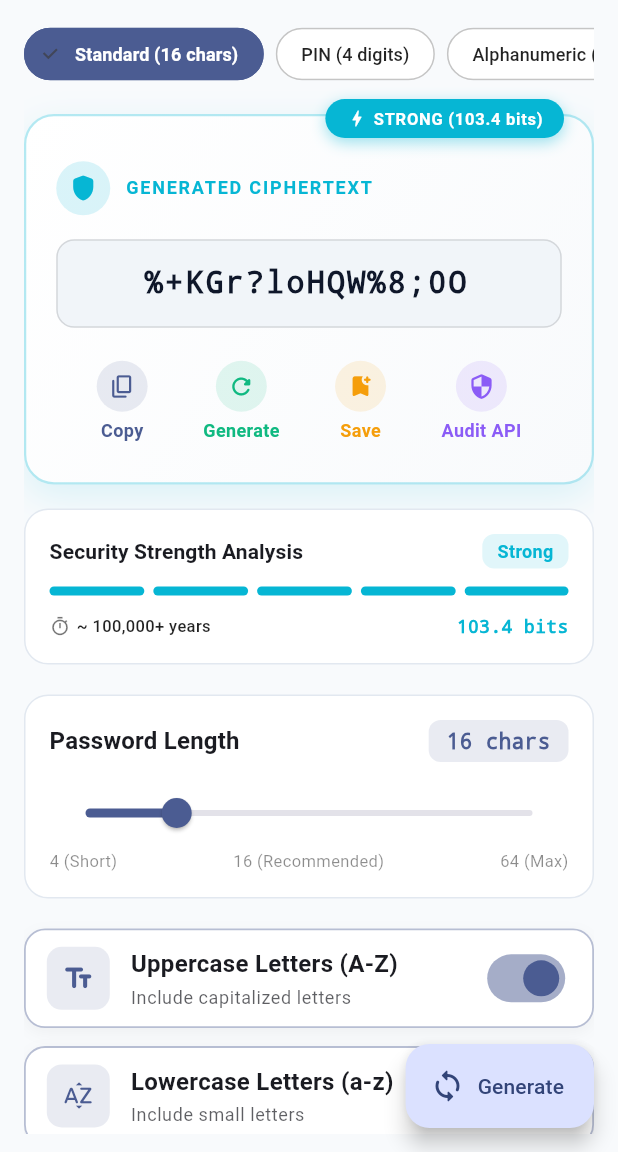
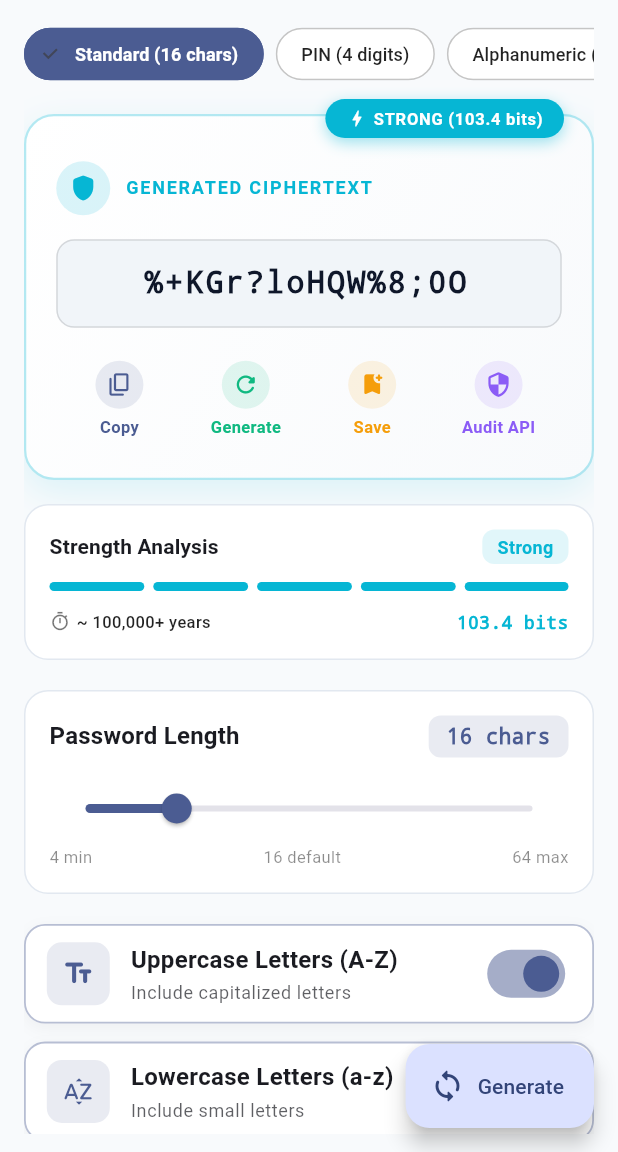
Before and after one commit to abhilash306-ai/password-generetor, a Flutter app: the screen it shows after launch, on a phone screen of 412 x 824 dp, the part 84-1236 px from its top. Run offline on Flutter 3.47's test engine with Material 3 defaults, Android fonts, the phone set to English and light mode, and no system bars.

```diff
--- a/lib/core/dart_basics.dart
+++ b/lib/core/dart_basics.dart
@@ -1,7 +1,5 @@
 /// Experiment 1: Dart Language Basics Reference & Core Models
 /// Contains foundational types, enums, and extension methods.
-
-import 'dart:math';
 
 /// Password Strength categories evaluated by entropy
 enum PasswordStrength {
--- a/lib/screens/breach_check_screen.dart
+++ b/lib/screens/breach_check_screen.dart
@@ -1,6 +1,6 @@
 import 'package:flutter/material.dart';
 import '../services/breach_api_service.dart';
-import '../utils/responsive_container.dart';
+import '../widgets/responsive_container.dart';
 import '../widgets/gradient_button.dart';
 
 /// Experiment 9: Fetch data from a REST API and display in UI
--- a/lib/screens/home_screen.dart
+++ b/lib/screens/home_screen.dart
@@ -1,6 +1,5 @@
 import 'package:flutter/material.dart';
 import 'package:provider/provider.dart';
-import '../core/dart_basics.dart';
 import '../providers/password_provider.dart';
 import '../routes/app_routes.dart';
 import '../utils/responsive_layout.dart';
@@ -87,7 +86,6 @@ class _HomeScreenState extends State<HomeScreen> with SingleTickerProviderStateM
   @override
   Widget build(BuildContext context) {
     final theme = Theme.of(context);
-    final isDesktop = ResponsiveBreakpoints.isDesktop(context);
     final passwordProvider = Provider.of<PasswordProvider>(context);
 
     return Scaffold(
@@ -381,10 +379,14 @@ class _HomeScreenState extends State<HomeScreen> with SingleTickerProviderStateM
           Row(
             mainAxisAlignment: MainAxisAlignment.spaceBetween,
             children: [
-              Text(
-                'Password Length',
-                style: theme.textTheme.titleMedium?.copyWith(fontWeight: FontWeight.bold),
+              Expanded(
+                child: Text(
+                  'Password Length',
+                  overflow: TextOverflow.ellipsis,
+                  style: theme.textTheme.titleMedium?.copyWith(fontWeight: FontWeight.bold),
+                ),
               ),
+              const SizedBox(width: 8),
               Container(
                 padding: const EdgeInsets.symmetric(horizontal: 12, vertical: 4),
                 decoration: BoxDecoration(
@@ -423,9 +425,9 @@ class _HomeScreenState extends State<HomeScreen> with SingleTickerProviderStateM
           Row(
             mainAxisAlignment: MainAxisAlignment.spaceBetween,
             children: [
-              Text('4 (Short)', style: TextStyle(fontSize: 11, color: isDark ? Colors.white54 : Colors.black45)),
-              Text('16 (Recommended)', style: TextStyle(fontSize: 11, color: isDark ? Colors.white54 : Colors.black45)),
-              Text('64 (Max)', style: TextStyle(fontSize: 11, color: isDark ? Colors.white54 : Colors.black45)),
+              Text('4 min', style: TextStyle(fontSize: 11, color: isDark ? Colors.white54 : Colors.black45)),
+              Text('16 default', style: TextStyle(fontSize: 11, color: isDark ? Colors.white54 : Colors.black45)),
+              Text('64 max', style: TextStyle(fontSize: 11, color: isDark ? Colors.white54 : Colors.black45)),
             ],
           ),
         ],
--- a/lib/screens/lab_overview_screen.dart
+++ b/lib/screens/lab_overview_screen.dart
@@ -1,5 +1,5 @@
 import 'package:flutter/material.dart';
-import '../utils/responsive_container.dart';
+import '../widgets/responsive_container.dart';
 
 /// Experiment 4 & Syllabus Mapping Screen
 /// Displays the 10 Prescribed Lab Experiments and how they are implemented.
@@ -154,7 +154,7 @@ class LabOverviewScreen extends StatelessWidget {
                 margin: const EdgeInsets.only(bottom: 12),
                 shape: RoundedRectangleBorder(
                   borderRadius: BorderRadius.circular(14),
-                  side: Border.all(
+                  side: BorderSide(
                     color: isDark ? Colors.white10 : Colors.black12,
                   ),
                 ),
--- a/lib/screens/settings_screen.dart
+++ b/lib/screens/settings_screen.dart
@@ -2,7 +2,7 @@ import 'package:flutter/material.dart';
 import 'package:provider/provider.dart';
 import '../providers/theme_provider.dart';
 import '../routes/app_routes.dart';
-import '../utils/responsive_container.dart';
+import '../widgets/responsive_container.dart';
 
 /// Experiment 4 & Exp 6b: Navigation and Theme Customization Screen
 class SettingsScreen extends StatelessWidget {
--- a/lib/screens/vault_screen.dart
+++ b/lib/screens/vault_screen.dart
@@ -3,7 +3,7 @@ import 'package:flutter/services.dart';
 import 'package:provider/provider.dart';
 import '../core/dart_basics.dart';
 import '../providers/vault_provider.dart';
-import '../utils/responsive_container.dart';
+import '../widgets/responsive_container.dart';
 import 'save_password_sheet.dart';
 
 /// Experiment 4, 5, & 7: Vault Screen with Search, Category Filter, and CRUD Operations
--- a/lib/theme/app_theme.dart
+++ b/lib/theme/app_theme.dart
@@ -24,7 +24,7 @@ class AppTheme {
           color: Color(0xFF0F172A),
         ),
       ),
-      cardTheme: CardTheme(
+      cardTheme: CardThemeData(
         color: Colors.white,
         elevation: 0,
         shape: RoundedRectangleBorder(
@@ -92,7 +92,7 @@ class AppTheme {
           color: Colors.white,
         ),
       ),
-      cardTheme: CardTheme(
+      cardTheme: CardThemeData(
         color: const Color(0xFF181D2B),
         elevation: 0,
         shape: RoundedRectangleBorder(
--- a/lib/widgets/animated_password_card.dart
+++ b/lib/widgets/animated_password_card.dart
@@ -133,7 +133,8 @@ class AnimatedPasswordCard extends StatelessWidget {
               Row(
                 mainAxisAlignment: MainAxisAlignment.spaceEvenly,
                 children: [
-                  _buildActionButton(
+                  Expanded(
+                    child: _buildActionButton(
                       context: context,
                       icon: Icons.copy_rounded,
                       label: 'Copy',
@@ -149,26 +150,33 @@ class AnimatedPasswordCard extends StatelessWidget {
                         );
                       },
                     ),
-                  _buildActionButton(
+                  ),
+                  Expanded(
+                    child: _buildActionButton(
                       context: context,
                       icon: Icons.refresh_rounded,
                       label: 'Generate',
                       color: const Color(0xFF10B981),
                       onTap: onRegenerate,
                     ),
-                  _buildActionButton(
+                  ),
+                  Expanded(
+                    child: _buildActionButton(
                       context: context,
                       icon: Icons.bookmark_add_rounded,
                       label: 'Save',
                       color: const Color(0xFFF59E0B),
                       onTap: onSave,
                     ),
-                  _buildActionButton(
+                  ),
+                  Expanded(
+                    child: _buildActionButton(
                       context: context,
                       icon: Icons.security_rounded,
                       label: 'Audit API',
                       color: const Color(0xFF8B5CF6),
                       onTap: onAudit,
+                    ),
                   ),
                 ],
               ),
@@ -226,12 +234,12 @@ class AnimatedPasswordCard extends StatelessWidget {
       onTap: onTap,
       borderRadius: BorderRadius.circular(10),
       child: Padding(
-        padding: const EdgeInsets.symmetric(horizontal: 10, vertical: 6),
+        padding: const EdgeInsets.symmetric(horizontal: 4, vertical: 6),
         child: Column(
           mainAxisSize: MainAxisSize.min,
           children: [
             Container(
-              padding: const EdgeInsets.all(8),
+              padding: const EdgeInsets.all(7),
               decoration: BoxDecoration(
                 color: color.withOpacity(0.12),
                 shape: BoxShape.circle,
@@ -241,8 +249,10 @@ class AnimatedPasswordCard extends StatelessWidget {
             const SizedBox(height: 4),
             Text(
               label,
+              maxLines: 1,
+              overflow: TextOverflow.ellipsis,
               style: TextStyle(
-                fontSize: 12,
+                fontSize: 11,
                 fontWeight: FontWeight.w600,
                 color: color,
               ),
--- a/lib/widgets/password_strength_meter.dart
+++ b/lib/widgets/password_strength_meter.dart
@@ -74,12 +74,16 @@ class PasswordStrengthMeter extends StatelessWidget {
           Row(
             mainAxisAlignment: MainAxisAlignment.spaceBetween,
             children: [
-              Text(
-                'Security Strength Analysis',
+              Expanded(
+                child: Text(
+                  'Strength Analysis',
+                  overflow: TextOverflow.ellipsis,
                   style: theme.textTheme.titleSmall?.copyWith(
                     fontWeight: FontWeight.bold,
                   ),
                 ),
+              ),
+              const SizedBox(width: 8),
               Container(
                 padding: const EdgeInsets.symmetric(horizontal: 10, vertical: 3),
                 decoration: BoxDecoration(
@@ -123,20 +127,27 @@ class PasswordStrengthMeter extends StatelessWidget {
           Row(
             mainAxisAlignment: MainAxisAlignment.spaceBetween,
             children: [
-              Row(
+              Expanded(
+                child: Row(
                   children: [
                     Icon(Icons.timer_outlined, size: 14, color: isDark ? Colors.white60 : Colors.black54),
                     const SizedBox(width: 4),
-                  Text(
+                    Expanded(
+                      child: Text(
                         _crackTimeEstimate,
+                        maxLines: 1,
+                        overflow: TextOverflow.ellipsis,
                         style: TextStyle(
                           fontSize: 11,
                           color: isDark ? Colors.white70 : Colors.black87,
                           fontWeight: FontWeight.w500,
                         ),
                       ),
+                    ),
                   ],
                 ),
+              ),
+              const SizedBox(width: 8),
               Text(
                 entropy.toBitString(),
                 style: TextStyle(
```
Also changed, not shown: analysis_options.yaml (+5 -24 lines), lib/utils/debug_helper.dart (added, +43 -0 lines), 9 other files. Lines whose indentation alone changed are shown as unchanged.
